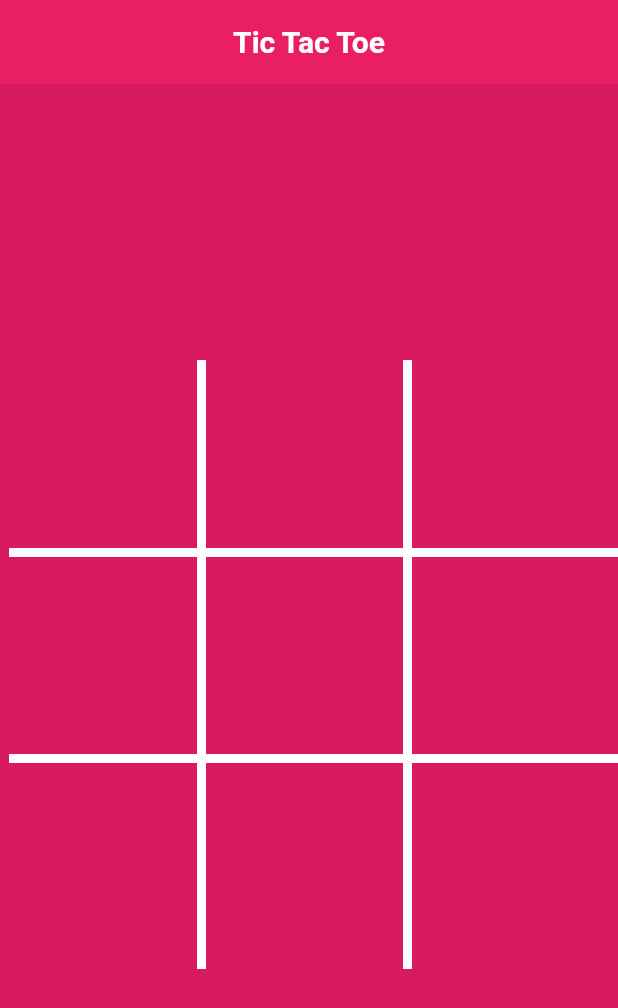
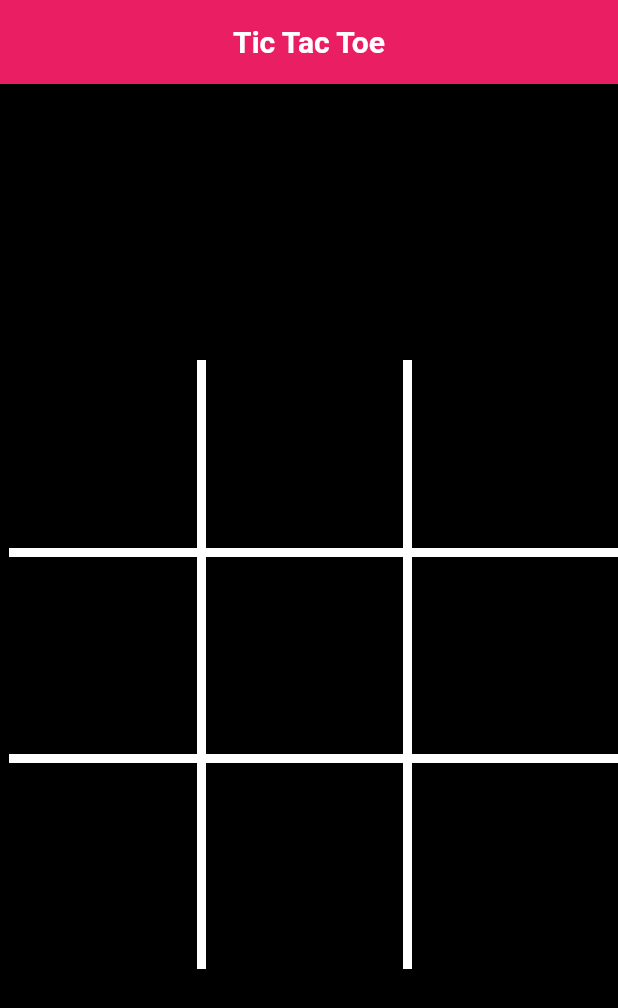
Before and after one commit to 3li-3bdullah/tic-tac-toe, a Flutter app: the screen it shows after launch, on a phone screen of 412 x 824 dp. Shown: the top 1008 px of the screen. Run offline on Flutter 3.47's test engine with Material 2 defaults, Android fonts, the phone set to English and light mode, and no system bars; our stand-ins replace get.

Commit message:
I've changed the color

```diff
--- a/tic_tac_toe/lib/main.dart
+++ b/tic_tac_toe/lib/main.dart
@@ -16,7 +16,7 @@ class MyApp extends StatelessWidget {
       title: 'Tic Tac Toe',
       debugShowCheckedModeBanner: false,
       theme: ThemeData(
-        scaffoldBackgroundColor: Colors.pink[600],
+        scaffoldBackgroundColor: Colors.black,
       ),
       home:  const TicTacToe()
     );
```
